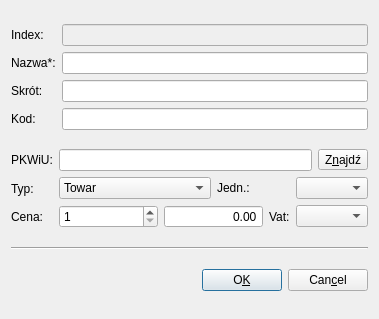
First picture: the form in ui/Goods.ui, repository juliagoda/qfaktury, before the edit.
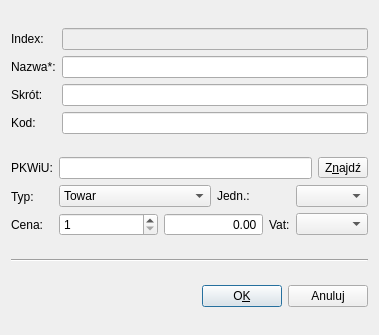
Second picture: the form after the edit.

The edit to the form file:
```diff
--- a/ui/Goods.ui
+++ b/ui/Goods.ui
@@ -7,7 +7,7 @@
     <x>0</x>
     <y>0</y>
     <width>379</width>
-    <height>319</height>
+    <height>335</height>
    </rect>
   </property>
   <property name="contextMenuPolicy">
@@ -307,7 +307,7 @@
         <cursorShape>PointingHandCursor</cursorShape>
        </property>
        <property name="text">
-        <string>Can&amp;cel</string>
+        <string>Anuluj</string>
        </property>
        <property name="shortcut">
         <string>Alt+C</string>
```
